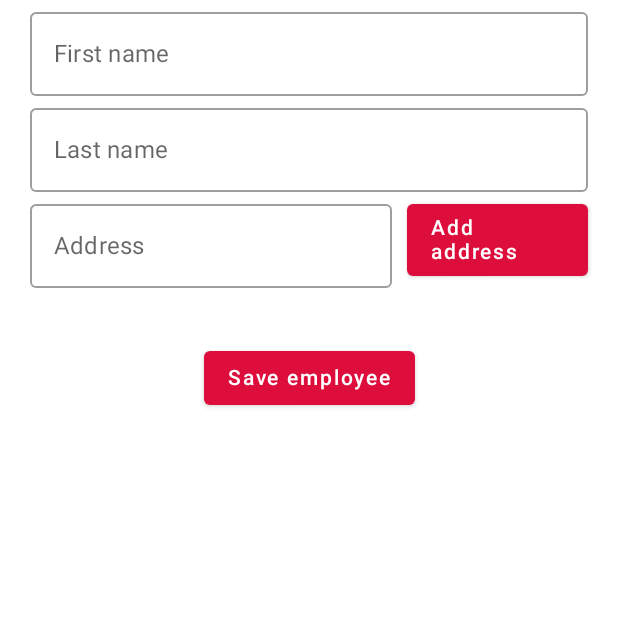
After one commit to k0siara/AndroidMVIExample, an Android app built with Jetpack Compose: the composable NavGraph shown on its own in the app's theme, on a phone screen of 412 x 824 dp, the top half of it. The commit adds this screen. Run offline under Robolectric (Android 15) with nearby library versions, the phone set to English and light mode, and no system bars; our stand-ins replace Timber.

Commit message:
Adds Jetpack Compose add employee form screen

```diff
--- a/app/build.gradle
+++ b/app/build.gradle
@@ -132,6 +132,7 @@ dependencies {
     implementation "androidx.navigation:navigation-runtime-ktx:2.3.3"
     implementation "androidx.navigation:navigation-fragment-ktx:2.3.3"
     implementation "androidx.navigation:navigation-ui-ktx:2.3.3"
+    implementation "androidx.navigation:navigation-compose:2.4.0-alpha03"
 
     def koin_version= "3.1.0"
     implementation "io.insert-koin:koin-core:$koin_version"
@@ -182,6 +183,11 @@ dependencies {
     implementation 'androidx.compose.runtime:runtime-livedata:1.0.0-beta09'
 
     implementation "androidx.compose.compiler:compiler:1.0.0-beta09"
+
+    def accompanist_version = "0.12.0"
+    implementation "com.google.accompanist:accompanist-swiperefresh:$accompanist_version"
+    implementation "com.google.accompanist:accompanist-insets:$accompanist_version"
+    implementation "com.google.accompanist:accompanist-systemuicontroller:$accompanist_version"
 }
 
 def projectScreenshotsDirectory = "$projectDir/screenshots"
--- a/app/src/main/java/com/patrykkosieradzki/androidmviexample/ui/MainActivity.kt
+++ b/app/src/main/java/com/patrykkosieradzki/androidmviexample/ui/MainActivity.kt
@@ -23,7 +23,6 @@ class MainActivity : AppCompatActivity() {
             demoDataGenerator.loadDemoDataIntoDB()
         }
 
-        WindowCompat.setDecorFitsSystemWindows(window, false)
         setContent {
             App()
         }
--- /dev/null
+++ b/app/src/main/java/com/patrykkosieradzki/androidmviexample/ui/NavGraph.kt
@@ -0,0 +1,31 @@
+package com.patrykkosieradzki.androidmviexample.ui
+
+import androidx.compose.material.ScaffoldState
+import androidx.compose.material.rememberScaffoldState
+import androidx.navigation.compose.rememberNavController
+import androidx.compose.runtime.Composable
+import androidx.navigation.NavHostController
+import androidx.navigation.compose.NavHost
+import androidx.navigation.compose.composable
+import com.patrykkosieradzki.androidmviexample.ui.add.AddEmployeeScreen
+
+object MyDestination {
+    const val ADD_EMPLOYEE_PATH = "add-employee"
+}
+
+@Composable
+fun NavGraph(
+    navController: NavHostController = rememberNavController(),
+    scaffoldState: ScaffoldState = rememberScaffoldState(),
+    startDestination: String = MyDestination.ADD_EMPLOYEE_PATH
+) {
+
+    NavHost(
+        navController = navController,
+        startDestination = MyDestination.ADD_EMPLOYEE_PATH
+    ) {
+        composable(MyDestination.ADD_EMPLOYEE_PATH) {
+            AddEmployeeScreen()
+        }
+    }
+}
--- a/app/src/main/java/com/patrykkosieradzki/androidmviexample/ui/add/AddEmployeeScreen.kt
+++ b/app/src/main/java/com/patrykkosieradzki/androidmviexample/ui/add/AddEmployeeScreen.kt
@@ -1,20 +1,107 @@
 package com.patrykkosieradzki.androidmviexample.ui.add
 
-import androidx.compose.foundation.layout.Column
-import androidx.compose.foundation.layout.fillMaxSize
-import androidx.compose.material.Scaffold
-import androidx.compose.material.Text
+import androidx.compose.foundation.layout.*
+import androidx.compose.foundation.lazy.LazyColumn
+import androidx.compose.foundation.lazy.items
+import androidx.compose.foundation.shape.CornerSize
+import androidx.compose.foundation.shape.RoundedCornerShape
+import androidx.compose.material.*
 import androidx.compose.runtime.Composable
+import androidx.compose.runtime.collectAsState
+import androidx.compose.ui.Alignment
 import androidx.compose.ui.Modifier
+import androidx.compose.ui.graphics.Color
 import androidx.compose.ui.tooling.preview.Preview
+import androidx.compose.ui.unit.dp
+import org.koin.androidx.compose.getViewModel
 
 @Preview
 @Composable
-fun AddEmployeeScreen() {
+fun AddEmployeeScreen(
+    viewModel: AddEmployeeViewModel = getViewModel()
+) {
+    val state = viewModel.uiState.collectAsState()
+
     Scaffold {
-        Column(modifier = Modifier.fillMaxSize()) {
-            Text(text = "Hi!")
-            Text(text = "Something!")
+        Box(modifier = Modifier.fillMaxSize()) {
+            Column(
+                modifier = Modifier
+                    .fillMaxSize()
+                    .padding(horizontal = 20.dp),
+                horizontalAlignment = Alignment.CenterHorizontally,
+            ) {
+                OutlinedTextField(
+                    label = "First name",
+                    value = state.value.firstName,
+                    onChange = { viewModel.updateForm(firstName = it) }
+                )
+                OutlinedTextField(
+                    label = "Last name",
+                    value = state.value.lastName,
+                    onChange = { viewModel.updateForm(lastName = it) }
+                )
+                Row(
+                    horizontalArrangement = Arrangement.SpaceBetween,
+                    verticalAlignment = Alignment.CenterVertically,
+                ) {
+                    Box(
+                        Modifier.weight(2f)
+                    ) {
+                        OutlinedTextField(
+                            label = "Address",
+                            value = state.value.address,
+                            onChange = { viewModel.updateForm(address = it) }
+                        )
+                    }
+                    Spacer(Modifier.size(10.dp))
+                    Box(
+                        Modifier.weight(1f)
+                    ) {
+                        Button(
+                            onClick = { viewModel.onAddAddressClicked() },
+                        ) {
+                            Text(text = "Add address")
+                        }
+                    }
+                }
+                LazyColumn(
+                    contentPadding = PaddingValues(horizontal = 16.dp, vertical = 8.dp)
+                ) {
+                    items(state.value.addresses) {
+                        Card(
+                            modifier = Modifier
+                                .padding(horizontal = 8.dp, vertical = 8.dp)
+                                .fillMaxWidth(),
+                            elevation = 2.dp,
+                            backgroundColor = Color.White,
+                            shape = RoundedCornerShape(corner = CornerSize(16.dp))
+                        ) {
+                            Text(text = it.name)
+                        }
+                    }
+                }
+                Button(
+                    onClick = {},
+                    modifier = Modifier.padding(top = 20.dp)
+                ) {
+                    Text(text = "Save employee")
+                }
+            }
         }
+
     }
 }
+
+@Composable
+fun OutlinedTextField(
+    label: String = "",
+    value: String = "",
+    onChange: (String) -> Unit
+) {
+    OutlinedTextField(
+        modifier = Modifier.fillMaxWidth(),
+        value = value,
+        onValueChange = onChange,
+        label = { Text(text = label) }
+    )
+}
```
Also changed, not shown: app/src/main/java/com/patrykkosieradzki/androidmviexample/ui/App.kt (+45 -8 lines), app/src/main/java/com/patrykkosieradzki/androidmviexample/ui/AppDrawer.kt (+9 -1 lines), app/src/main/java/com/patrykkosieradzki/androidmviexample/ui/navigation/CustomNavController.kt (added, +12 -0 lines).
